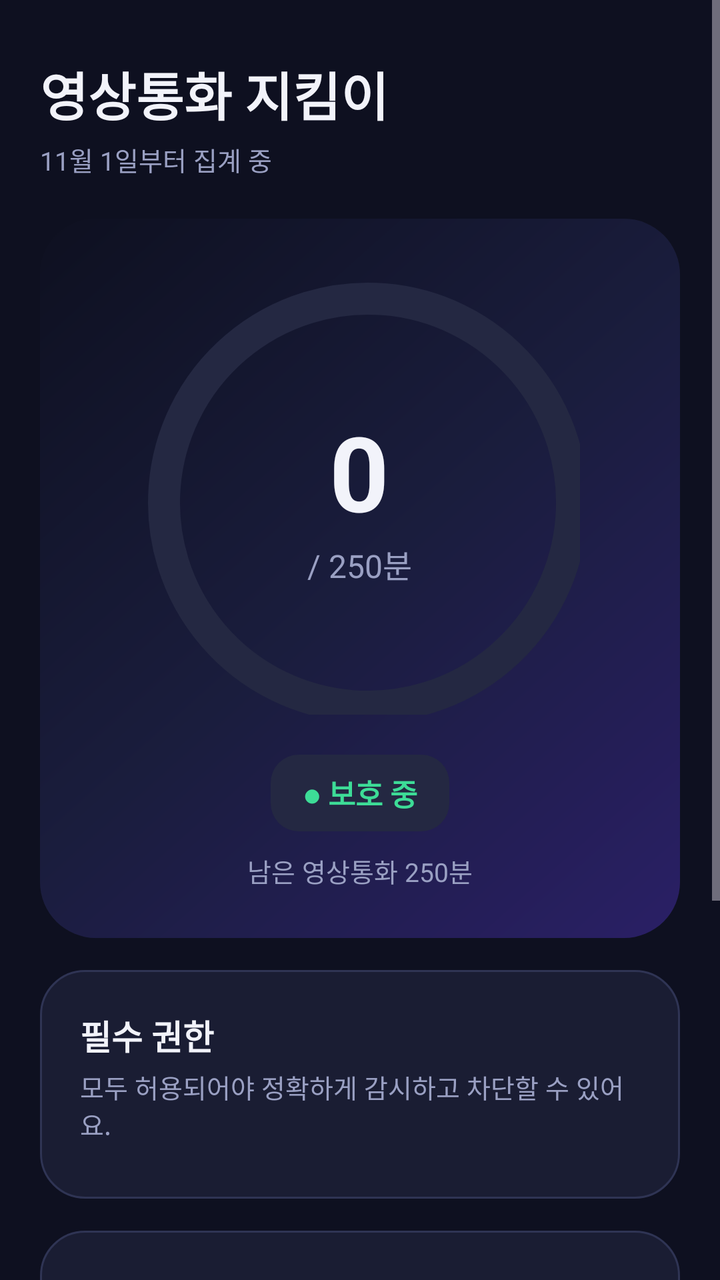
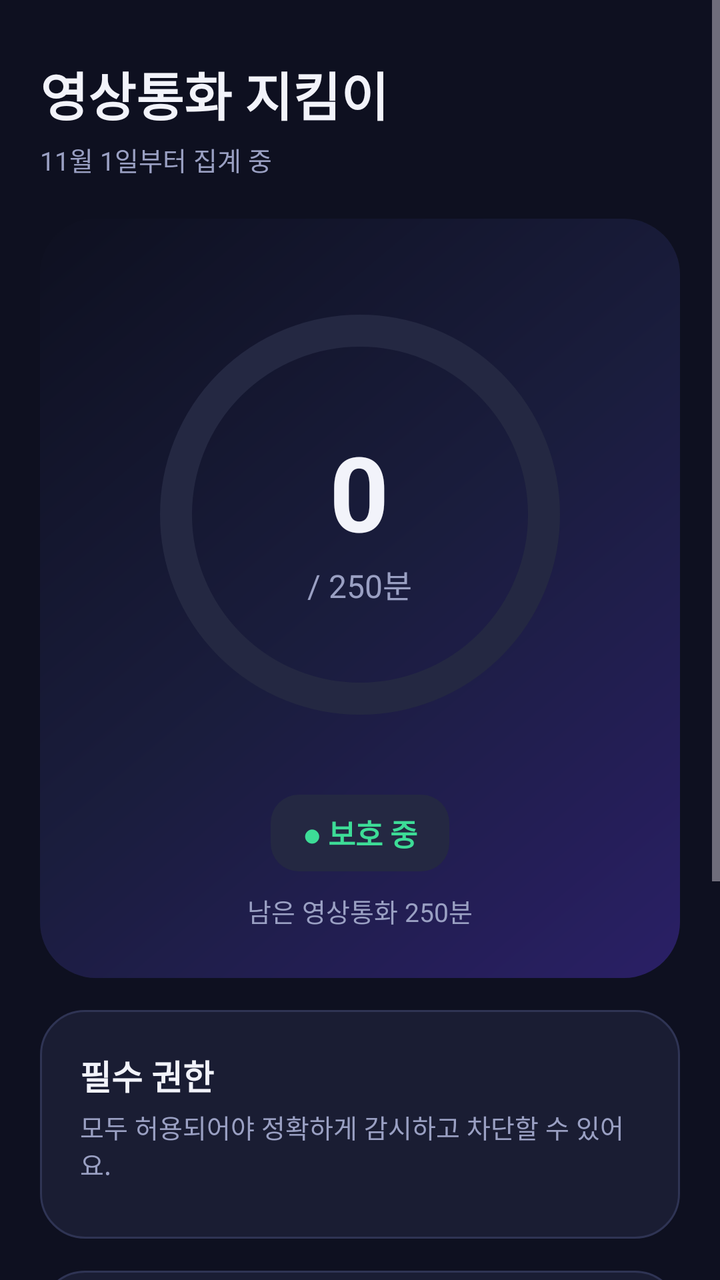

An Android layout rendered at two revisions. The XML below is the earlier revision; the diff shows what the commit changed to produce the second picture.
<!-- AndroidManifest.xml: application theme Theme.VideoCallBlocker -->
<!-- res/layout/activity_main.xml -->
<?xml version="1.0" encoding="utf-8"?>
<ScrollView xmlns:android="http://schemas.android.com/apk/res/android"
    xmlns:app="http://schemas.android.com/apk/res-auto"
    android:layout_width="match_parent"
    android:layout_height="match_parent"
    android:background="@color/bg"
    android:fillViewport="true">

    <LinearLayout
        android:layout_width="match_parent"
        android:layout_height="wrap_content"
        android:orientation="vertical"
        android:padding="20dp">

        <TextView
            android:layout_width="wrap_content"
            android:layout_height="wrap_content"
            android:layout_marginTop="8dp"
            android:text="@string/app_name"
            android:textColor="@color/text"
            android:textSize="26sp"
            android:textStyle="bold" />

        <TextView
            android:id="@+id/tvPeriod"
            style="@style/Dim"
            android:layout_marginTop="4dp"
            android:text="11월 1일부터 집계 중" />

        
        <LinearLayout
            android:layout_width="match_parent"
            android:layout_height="wrap_content"
            android:layout_marginTop="20dp"
            android:background="@drawable/bg_hero"
            android:gravity="center_horizontal"
            android:orientation="vertical"
            android:paddingTop="28dp"
            android:paddingBottom="24dp">

            <FrameLayout
                android:layout_width="220dp"
                android:layout_height="220dp">

                <com.google.android.material.progressindicator.CircularProgressIndicator
                    android:id="@+id/ring"
                    android:layout_width="match_parent"
                    android:layout_height="match_parent"
                    android:max="1000"
                    app:indicatorColor="@color/accent"
                    app:indicatorSize="220dp"
                    app:trackColor="@color/surface_hi"
                    app:trackCornerRadius="10dp"
                    app:trackThickness="16dp" />

                <LinearLayout
                    android:layout_width="wrap_content"
                    android:layout_height="wrap_content"
                    android:layout_gravity="center"
                    android:gravity="center"
                    android:orientation="vertical">

                    <TextView
                        android:id="@+id/tvUsed"
                        android:layout_width="wrap_content"
                        android:layout_height="wrap_content"
                        android:text="0"
                        android:textColor="@color/text"
                        android:textSize="52sp"
                        android:textStyle="bold" />

                    <TextView
                        android:id="@+id/tvLimit"
                        style="@style/Dim"
                        android:text="/ 250분"
                        android:textSize="16sp" />
                </LinearLayout>
            </FrameLayout>

            <TextView
                android:id="@+id/tvStatus"
                android:layout_width="wrap_content"
                android:layout_height="wrap_content"
                android:layout_marginTop="20dp"
                android:background="@drawable/bg_field"
                android:paddingHorizontal="16dp"
                android:paddingVertical="8dp"
                android:text="● 보호 중"
                android:textColor="@color/ok"
                android:textSize="15sp"
                android:textStyle="bold" />

            <TextView
                android:id="@+id/tvRemain"
                style="@style/Dim"
                android:layout_marginTop="10dp"
                android:text="남은 영상통화 250분" />
        </LinearLayout>

        
        <LinearLayout
            android:id="@+id/cardPerms"
            style="@style/Card">

            <TextView
                style="@style/CardTitle"
                android:text="필수 권한" />

            <TextView
                style="@style/Dim"
                android:layout_marginTop="4dp"
                android:text="모두 허용되어야 정확하게 감시하고 차단할 수 있어요." />

            <LinearLayout
                android:id="@+id/permList"
                android:layout_width="match_parent"
                android:layout_height="wrap_content"
                android:layout_marginTop="8dp"
                android:orientation="vertical" />
        </LinearLayout>

        
        <LinearLayout style="@style/Card">

            <TextView
                style="@style/CardTitle"
                android:text="이렇게 동작해요" />

            <TextView
                style="@style/Dim"
                android:layout_marginTop="8dp"
                android:lineSpacingExtra="4dp"
                android:text="• 통신사 영상통화 중 '거는 전화'만 집계해요 (통신사 차감 기준)\n• 한도를 넘으면 영상통화를 자동으로 끊어요\n• 음성통화와 카카오톡 영상통화는 건드리지 않아요\n• 매월 집계 시작일에 자동으로 초기화돼요" />
        </LinearLayout>

        <com.google.android.material.button.MaterialButton
            android:id="@+id/btnParent"
            android:layout_width="match_parent"
            android:layout_height="60dp"
            android:layout_marginTop="20dp"
            android:layout_marginBottom="12dp"
            android:text="🔒  부모 설정"
            android:textSize="16sp"
            android:textStyle="bold"
            app:backgroundTint="@color/accent"
            app:cornerRadius="18dp" />
    </LinearLayout>
</ScrollView>
<!-- resources referenced by this layout -->
<resources>
  <color name="accent">#7C5CFF</color>
  <color name="bg">#0E1020</color>
  <color name="ok">#3DDC97</color>
  <color name="surface_hi">#242842</color>
  <color name="text">#F2F3FA</color>
  <!-- drawable bg_field (drawable) -->
  <?xml version="1.0" encoding="utf-8"?>
  <shape xmlns:android="http://schemas.android.com/apk/res/android" android:shape="rectangle">
      <solid android:color="@color/surface_hi" />
      <corners android:radius="14dp" />
  </shape>
  <!-- drawable bg_hero (drawable) -->
  <?xml version="1.0" encoding="utf-8"?>
  <shape xmlns:android="http://schemas.android.com/apk/res/android" android:shape="rectangle">
      <gradient
          android:angle="135"
          android:startColor="#2A1F66"
          android:centerColor="#1A1D3D"
          android:endColor="#0E1020" />
      <corners android:radius="28dp" />
  </shape>
  <string name="app_name">영상통화 지킴이</string>
  <style name="Card">
          <item name="android:layout_width">match_parent</item>
          <item name="android:layout_height">wrap_content</item>
          <item name="android:background">@drawable/bg_card</item>
          <item name="android:padding">20dp</item>
          <item name="android:layout_marginTop">16dp</item>
          <item name="android:orientation">vertical</item>
      </style>
  <style name="CardTitle">
          <item name="android:layout_width">wrap_content</item>
          <item name="android:layout_height">wrap_content</item>
          <item name="android:textColor">@color/text</item>
          <item name="android:textSize">17sp</item>
          <item name="android:textStyle">bold</item>
      </style>
  <style name="Dim">
          <item name="android:layout_width">wrap_content</item>
          <item name="android:layout_height">wrap_content</item>
          <item name="android:textColor">@color/text_dim</item>
          <item name="android:textSize">13sp</item>
      </style>
  <style name="Theme.VideoCallBlocker" parent="Theme.Material3.Dark.NoActionBar">
          <item name="colorPrimary">@color/accent</item>
          <item name="colorOnPrimary">@color/text</item>
          <item name="colorSecondary">@color/accent2</item>
          <item name="colorSurface">@color/surface</item>
          <item name="android:colorBackground">@color/bg</item>
          <item name="android:statusBarColor">@color/bg</item>
          <item name="android:navigationBarColor">@color/bg</item>
          <item name="android:windowLightStatusBar">false</item>
      </style>
  <!-- drawable bg_card (drawable) -->
  <?xml version="1.0" encoding="utf-8"?>
  <shape xmlns:android="http://schemas.android.com/apk/res/android" android:shape="rectangle">
      <solid android:color="@color/surface" />
      <stroke android:width="1dp" android:color="@color/stroke" />
      <corners android:radius="22dp" />
  </shape>
  <color name="text_dim">#9AA0C3</color>
  <color name="accent2">#4FC3F7</color>
  <color name="surface">#1A1D33</color>
  <color name="stroke">#2F3454</color>
</resources>

<!-- the commit's change to res/layout/activity_main.xml (unified diff, before → after) -->
@@ -39,16 +39,19 @@
             android:paddingBottom="24dp">
 
             <FrameLayout
-                android:layout_width="220dp"
-                android:layout_height="220dp">
+                android:layout_width="240dp"
+                android:layout_height="240dp"
+                android:clipChildren="false"
+                android:clipToPadding="false">
 
                 <com.google.android.material.progressindicator.CircularProgressIndicator
                     android:id="@+id/ring"
-                    android:layout_width="match_parent"
-                    android:layout_height="match_parent"
+                    android:layout_width="wrap_content"
+                    android:layout_height="wrap_content"
+                    android:layout_gravity="center"
                     android:max="1000"
                     app:indicatorColor="@color/accent"
-                    app:indicatorSize="220dp"
+                    app:indicatorSize="200dp"
                     app:trackColor="@color/surface_hi"
                     app:trackCornerRadius="10dp"
                     app:trackThickness="16dp" />
